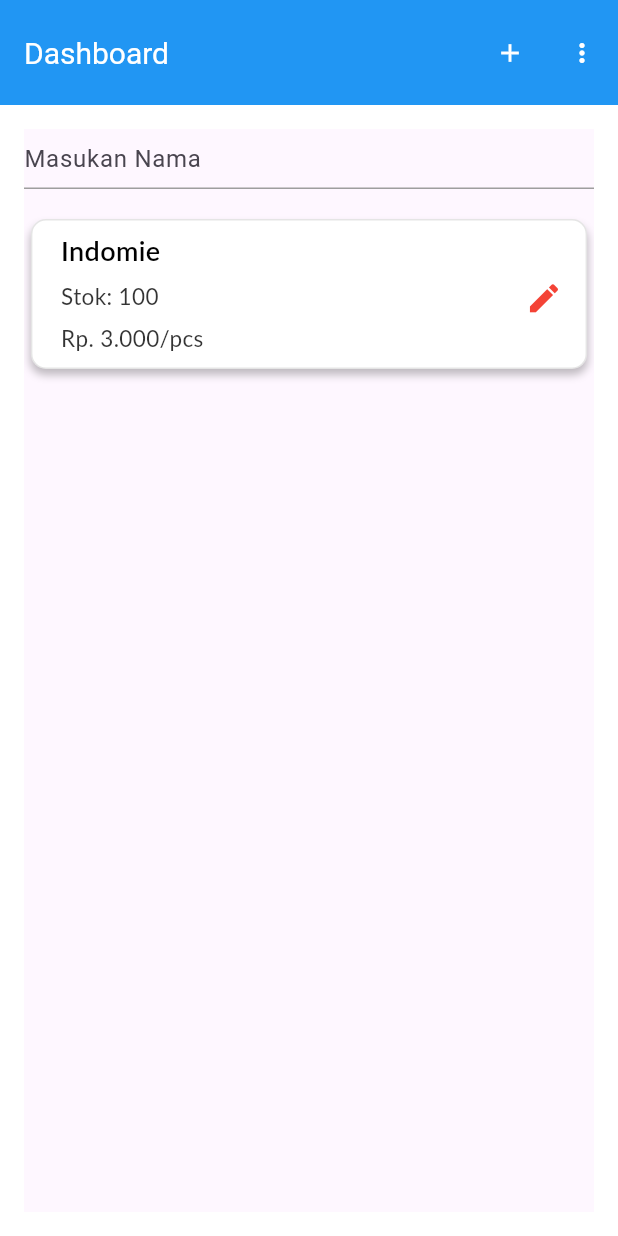
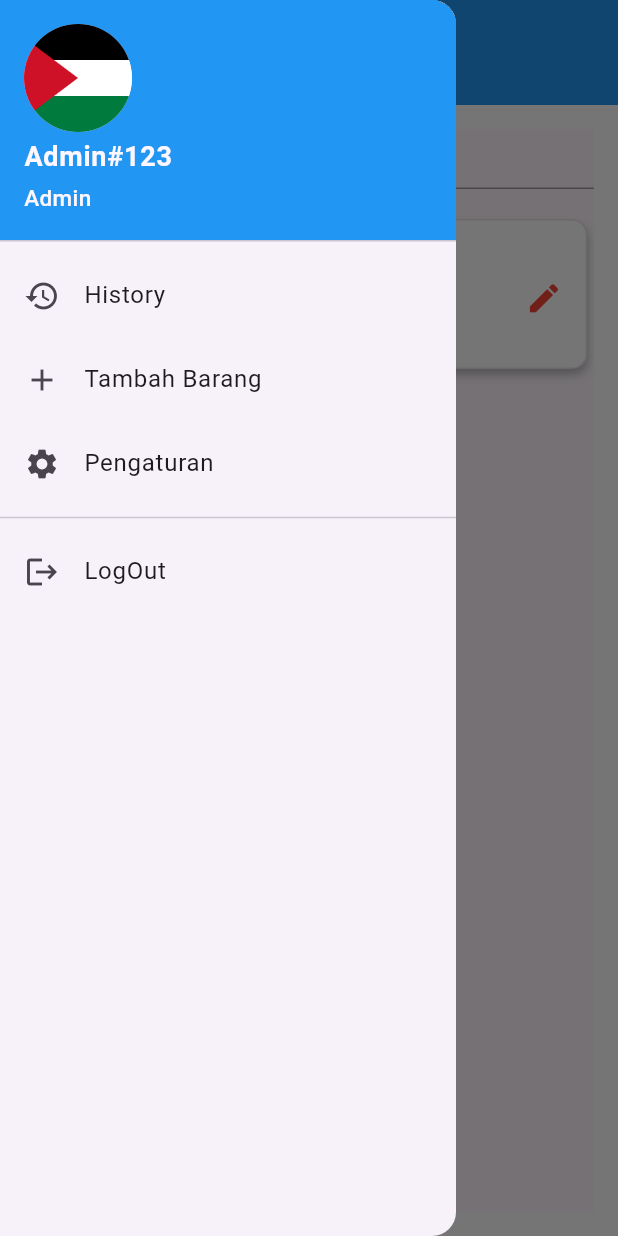
Before and after one commit to Bangadji123/Application_Cashier, a Flutter app: the DashboardAdminPage screen opened by its route, with the side drawer open (before the commit the screen has no drawer), on a phone screen of 412 x 824 dp. Run offline on Flutter 3.47's test engine with Material 3 defaults, Android fonts, the phone set to English and light mode, and no system bars; Roboto replaces fonts that are missing (Lato).

```diff
--- a/lib/Page/DasboardAdminPage.dart
+++ b/lib/Page/DasboardAdminPage.dart
@@ -1,10 +1,12 @@
 import 'package:application_cashier/Widget/DashboardAdmindItem.dart';
+import 'package:application_cashier/Widget/Sidebar.dart';
 import 'package:flutter/material.dart';
 
 class DashboardAdminPage extends StatelessWidget {
   @override
   Widget build(BuildContext context) {
     return Scaffold(
+      drawer: Sidebar(),
       backgroundColor: Colors.white,
       appBar: AppBar(
         title: Text(
@@ -15,28 +17,8 @@
           ),
         ),
         backgroundColor: Colors.blue,
-        automaticallyImplyLeading: false,
+        iconTheme: IconThemeData(color: Colors.white),
         toolbarHeight: 70,
-        actions: [
-          IconButton(
-            icon: Icon(
-              Icons.add,
-              color: Colors.white,
-              size: 20,
-            ),
-            onPressed: () {
-              // Tambahkan aksi di sini
-            },
-          ),
-          IconButton(
-            onPressed: () {},
-            icon: Icon(
-              Icons.more_vert,
-              color: Colors.white,
-              size: 20,
-            ),
-          ),
-        ],
       ),
       body: Container(
         padding: EdgeInsets.all(16),
--- a/lib/Widget/DashboardAdmindItem.dart
+++ b/lib/Widget/DashboardAdmindItem.dart
@@ -6,7 +6,9 @@
     final screenWidth = MediaQuery.of(context).size.width;
     final screenHeight = MediaQuery.of(context).size.height;
     return Scaffold(
-      body: SingleChildScrollView(
+      body: ScrollConfiguration(
+        behavior: ScrollBehavior().copyWith(overscroll: false),
+        child: SingleChildScrollView(
           child: Container(
             width: screenWidth,
             height: screenHeight,
@@ -120,6 +122,7 @@
             ),
           ),
         ),
+      ),
     );
   }
 }
--- /dev/null
+++ b/lib/Widget/Sidebar.dart
@@ -0,0 +1,57 @@
+import 'package:flutter/material.dart';
+
+class Sidebar extends StatelessWidget {
+  @override
+  Widget build(BuildContext context) {
+    return Drawer(
+      child: ListView(
+        padding: EdgeInsets.zero,
+        children: [
+          UserAccountsDrawerHeader(
+            accountName: const Text(
+              'Admin#123',
+              style: TextStyle(
+                fontSize: 18,
+                fontWeight: FontWeight.w600,
+              ),
+            ),
+            accountEmail: const Text(
+              'Admin',
+              style: TextStyle(
+                fontSize: 15,
+                fontWeight: FontWeight.w500,
+              ),
+            ),
+            currentAccountPicture: CircleAvatar(
+                backgroundImage: AssetImage('Image/profile.png'),
+              ),
+            decoration: BoxDecoration(
+              color: Colors.blue,
+            ),
+          ),
+          ListTile(
+            leading: Icon(Icons.history),
+            title: Text('History'),
+            onTap: () {},
+          ),
+          ListTile(
+            leading: Icon(Icons.add),
+            title: Text('Tambah Barang'),
+            onTap: () {},
+          ),
+          ListTile(
+            leading: Icon(Icons.settings),
+            title: Text('Pengaturan'),
+            onTap: () {},
+          ),
+          Divider(),
+          ListTile(
+            leading: Icon(Icons.logout),
+            title: Text('LogOut'),
+            onTap: () {},
+          ),
+        ],
+      ),
+    );
+  }
+}
```
Also changed, not shown: Image/profile.png (added), lib/Widget/EditBarangAdminItem.dart (line endings or trailing spaces). Lines whose indentation alone changed are shown as unchanged.
